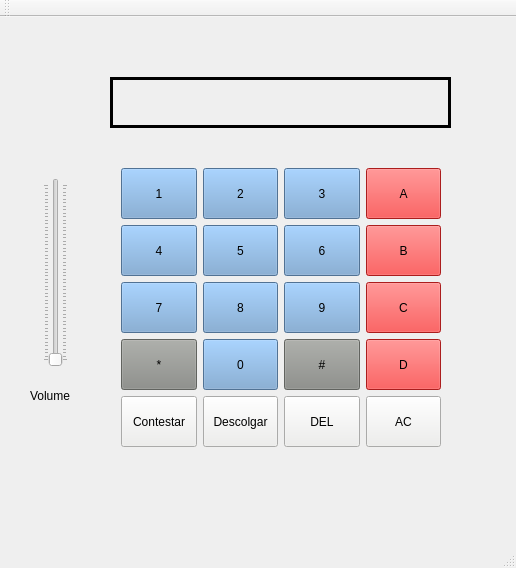
The window that Proyecto/QtProject/mainwindow.ui (robertogs2/dsp) describes before a commit, drawn with Qt 5.
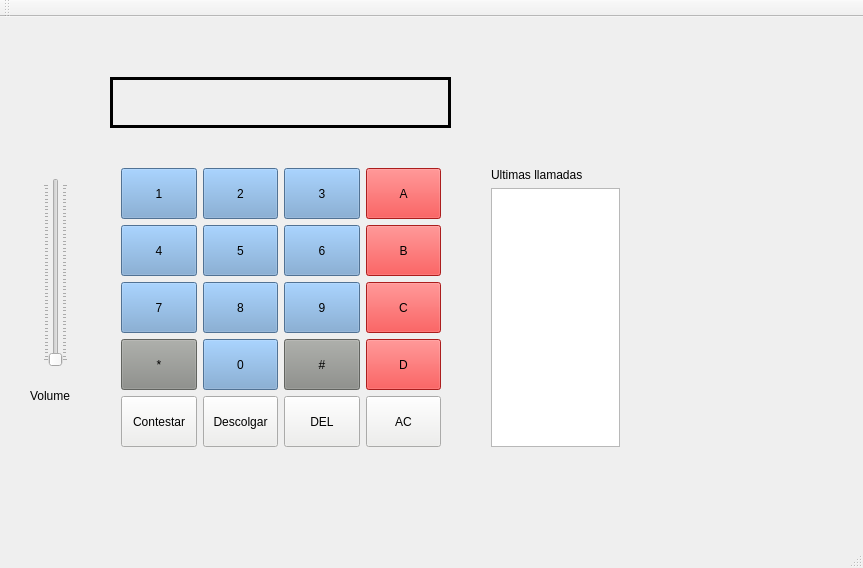
The same window after the commit.

Commit message: List last 10 calls

Patch:
```diff
--- a/Proyecto/QtProject/mainwindow.ui
+++ b/Proyecto/QtProject/mainwindow.ui
@@ -6,7 +6,7 @@
    <rect>
     <x>0</x>
     <y>0</y>
-    <width>516</width>
+    <width>863</width>
     <height>568</height>
    </rect>
   </property>
@@ -8680,6 +8680,28 @@
      <bool>false</bool>
     </property>
    </widget>
+   <widget class="QWidget" name="verticalLayoutWidget">
+    <property name="geometry">
+     <rect>
+      <x>480</x>
+      <y>140</y>
+      <width>151</width>
+      <height>301</height>
+     </rect>
+    </property>
+    <layout class="QVBoxLayout" name="verticalLayout">
+     <item>
+      <widget class="QLabel" name="label">
+       <property name="text">
+        <string>Ultimas llamadas</string>
+       </property>
+      </widget>
+     </item>
+     <item>
+      <widget class="QListWidget" name="listWidget"/>
+     </item>
+    </layout>
+   </widget>
   </widget>
   <widget class="QMenuBar" name="menuBar">
    <property name="geometry">
```
Left out of the diff: 2 changed lines with no effect on the pictures. The commit also changes 15 other files.
